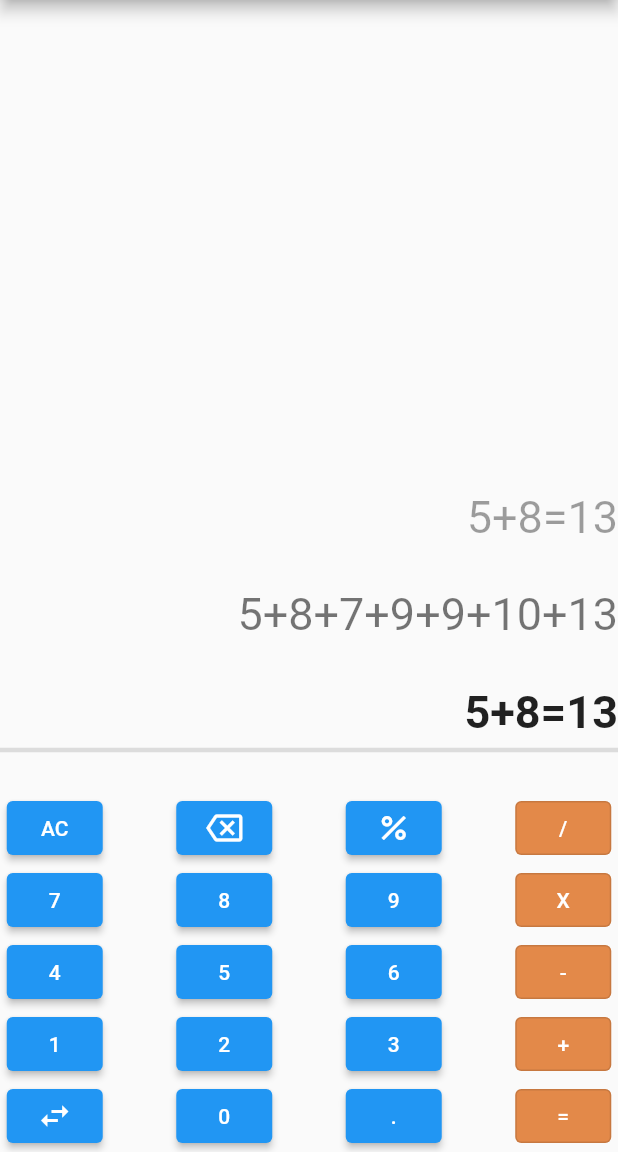
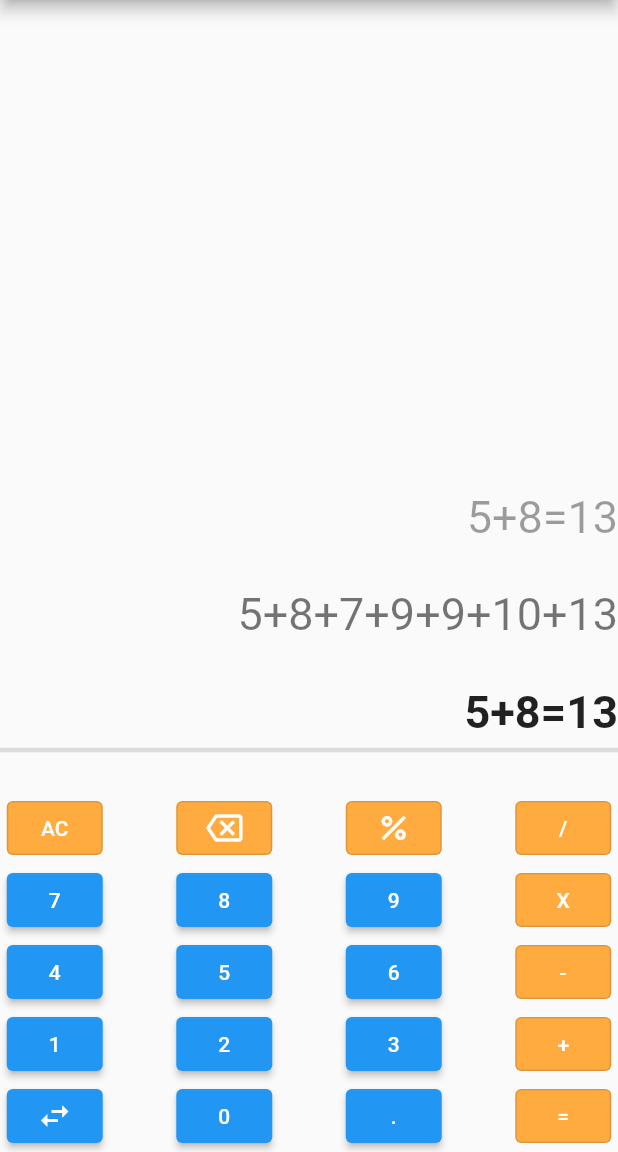
Before and after one commit to BoralAffan/calci, a Flutter app: the screen it shows after launch, on a phone screen of 412 x 824 dp, the part 84-1236 px from its top. Run offline on Flutter 3.47's test engine with Material 2 defaults, Android fonts, the phone set to English and light mode, and no system bars.

Commit message:
2nd commit

```diff
--- /dev/null
+++ b/lib/button.dart
@@ -0,0 +1,49 @@
+import 'package:flutter/material.dart';
+
+class calcibuttons extends StatelessWidget {
+  //const calcibuttons({Key? key}) : super(key: key);
+  final String text;
+  final Function callback;
+
+  const calcibuttons({
+    required this.text,
+    required this.callback,
+  });
+  @override
+  Widget build(BuildContext context) {
+    return Container(
+      child: ElevatedButton(
+          onPressed: () => callback(text),
+          child: Text(
+            text,
+          )),
+
+    );
+  }
+}
+
+class calci2btn extends StatelessWidget {
+ // const calci2btn({Key? key}) : super(key: key);
+  final String text;
+  final Function callback;
+
+
+  const calci2btn({
+    required this.text,
+    required this.callback,
+
+  });
+  @override
+  Widget build(BuildContext context) {
+      return Container(
+      child: OutlinedButton(
+          onPressed: () => callback(text),
+           style: OutlinedButton.styleFrom(backgroundColor: Colors.orangeAccent),
+          child: Text(
+            text,
+            style: TextStyle(color: Colors.white),
+          )),
+
+    );
+  }
+}
--- a/lib/main.dart
+++ b/lib/main.dart
@@ -1,3 +1,4 @@
+import 'package:calci/button.dart';
 import 'package:flutter/material.dart';
 
 void main(List<String> args) {
@@ -27,6 +28,10 @@ class calci extends StatefulWidget {
 }
 
 class _calciState extends State<calci> {
+  void btnOnClick(String btnValue) {
+    print(btnValue);
+  }
+
   @override
   Widget build(BuildContext context) {
     return Scaffold(
@@ -88,95 +93,59 @@ class _calciState extends State<calci> {
             Row(
               mainAxisAlignment: MainAxisAlignment.spaceEvenly,
               children: [
-                ElevatedButton(
-                  onPressed: () {},
-                  child: Text('AC'),
-                ),
-                Padding(padding: EdgeInsets.only(right: 40)),
-                ElevatedButton(
-                    onPressed: () {}, child: Icon(Icons.backspace_outlined)),
-                Padding(padding: EdgeInsets.only(right: 40)),
-                ElevatedButton(
-                    onPressed: () {}, child: Icon(Icons.percent_outlined)),
+                calci2btn(text: 'AC', callback: btnOnClick),
                 Padding(padding: EdgeInsets.only(right: 40)),
                 OutlinedButton(
                   onPressed: () {},
-                  child: Text(
-                    '/',
-                    style: TextStyle(color: Colors.white),
-                  ),
+                  child: Icon(Icons.backspace_outlined, color: Colors.white),
                   style: OutlinedButton.styleFrom(
-                      backgroundColor: Color.fromARGB(255, 227, 137, 73)),
-                )
+                      backgroundColor: Colors.orangeAccent),
+                ),
+                Padding(padding: EdgeInsets.only(right: 40)),
+                OutlinedButton(
+                  onPressed: () {},
+                  child: Icon(Icons.percent_outlined, color: Colors.white),
+                  style: OutlinedButton.styleFrom(
+                      backgroundColor: Colors.orangeAccent),
+                ),
+                Padding(padding: EdgeInsets.only(right: 40)),
+                calci2btn(text: '/', callback: btnOnClick),
               ],
             ),
             Row(
               mainAxisAlignment: MainAxisAlignment.spaceEvenly,
               children: [
-                ElevatedButton(
-                  onPressed: () {},
-                  child: Text('7'),
-                ),
+                calcibuttons(text: '7', callback: btnOnClick),
                 Padding(padding: EdgeInsets.only(right: 40)),
-                ElevatedButton(onPressed: () {}, child: Text('8')),
+                calcibuttons(text: '8', callback: btnOnClick),
                 Padding(padding: EdgeInsets.only(right: 40)),
-                ElevatedButton(onPressed: () {}, child: Text('9')),
+                calcibuttons(text: '9', callback: btnOnClick),
                 Padding(padding: EdgeInsets.only(right: 40)),
-                OutlinedButton(
-                  onPressed: () {},
-                  child: Text(
-                    'X',
-                    style: TextStyle(color: Colors.white),
-                  ),
-                  style: OutlinedButton.styleFrom(
-                      backgroundColor: Color.fromARGB(255, 227, 137, 73)),
-                )
+                calci2btn(text: 'X', callback: btnOnClick),
               ],
             ),
             Row(
               mainAxisAlignment: MainAxisAlignment.spaceEvenly,
               children: [
-                ElevatedButton(
-                  onPressed: () {},
-                  child: Text('4'),
-                ),
+                calcibuttons(text: '4', callback: btnOnClick),
                 Padding(padding: EdgeInsets.only(right: 40)),
-                ElevatedButton(onPressed: () {}, child: Text('5')),
+                calcibuttons(text: '5', callback: btnOnClick),
                 Padding(padding: EdgeInsets.only(right: 40)),
-                ElevatedButton(onPressed: () {}, child: Text('6')),
+                calcibuttons(text: '6', callback: btnOnClick),
                 Padding(padding: EdgeInsets.only(right: 40)),
-                OutlinedButton(
-                  onPressed: () {},
-                  child: Text(
-                    '-',
-                    style: TextStyle(color: Colors.white),
-                  ),
-                  style: OutlinedButton.styleFrom(
-                      backgroundColor: Color.fromARGB(255, 227, 137, 73)),
-                )
+                calci2btn(text: '-', callback: btnOnClick)
               ],
             ),
             Row(
               mainAxisAlignment: MainAxisAlignment.spaceEvenly,
               children: [
-                ElevatedButton(
-                  onPressed: () {},
-                  child: Text('1'),
-                ),
+                calcibuttons(text: '1', callback: btnOnClick),
                 Padding(padding: EdgeInsets.only(right: 40)),
-                ElevatedButton(onPressed: () {}, child: Text('2')),
+                calcibuttons(text: '2', callback: btnOnClick),
                 Padding(padding: EdgeInsets.only(right: 40)),
-                ElevatedButton(onPressed: () {}, child: Text('3')),
+                calcibuttons(text: '3', callback: btnOnClick),
                 Padding(padding: EdgeInsets.only(right: 40)),
-                OutlinedButton(
-                  onPressed: () {},
-                  child: Text(
-                    '+',
-                    style: TextStyle(color: Colors.white),
-                  ),
-                  style: OutlinedButton.styleFrom(
-                      backgroundColor: Color.fromARGB(255, 227, 137, 73)),
-                )
+                calci2btn(text: '+', callback: btnOnClick)
               ],
             ),
             Row(
@@ -184,19 +153,12 @@ class _calciState extends State<calci> {
               children: [
                 ElevatedButton(onPressed: () {}, child: Icon(Icons.swap_horiz)),
                 Padding(padding: EdgeInsets.only(right: 40)),
-                ElevatedButton(onPressed: () {}, child: Text('0')),
+                calcibuttons(text: '0', callback: btnOnClick),
                 Padding(padding: EdgeInsets.only(right: 40)),
-                ElevatedButton(onPressed: () {}, child: Text('.')),
+                calcibuttons(text: '.', callback: btnOnClick),
                 Padding(padding: EdgeInsets.only(right: 40)),
-                OutlinedButton(
-                  onPressed: () {},
-                  child: Text(
-                    '=',
-                    style: TextStyle(color: Colors.white),
-                  ),
-                  style: OutlinedButton.styleFrom(
-                      backgroundColor: Color.fromARGB(255, 227, 137, 73)),
-                )
+                // calcibuttons(text: '=', callback: btnOnClick),
+                calci2btn(text: '=', callback: btnOnClick)
               ],
             ),
           ],
```
